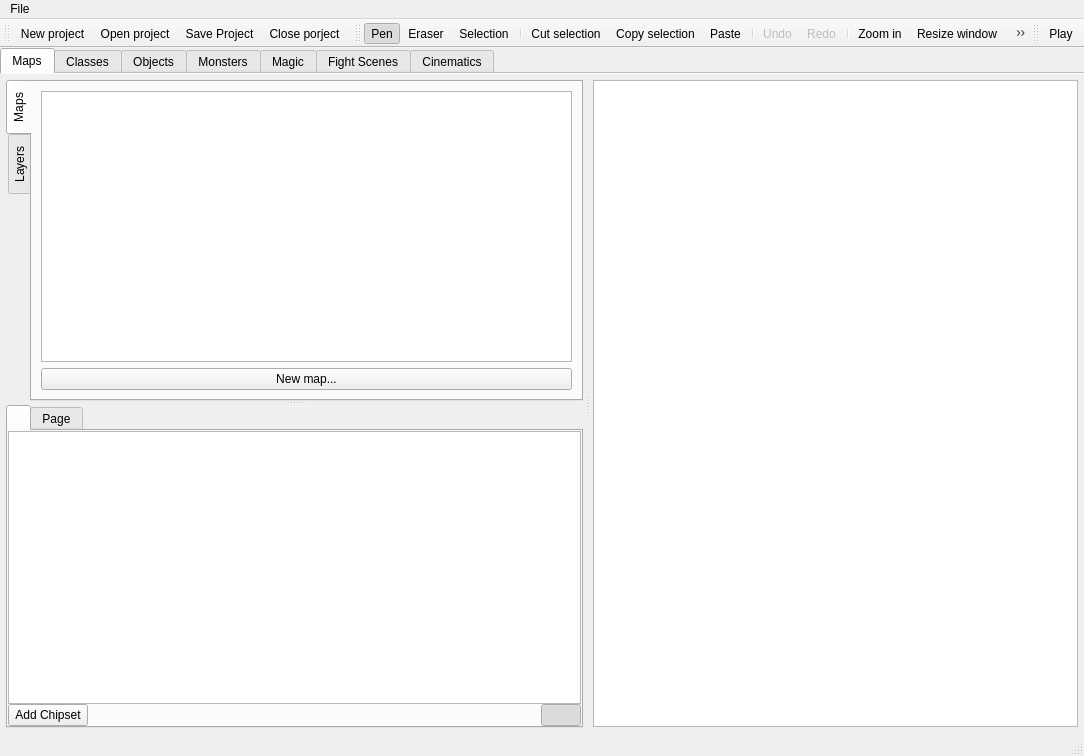
Before: the Qt Designer form forms/GeneralWindow.ui in PtiLuky/dummyeditor, drawn with Qt 5.
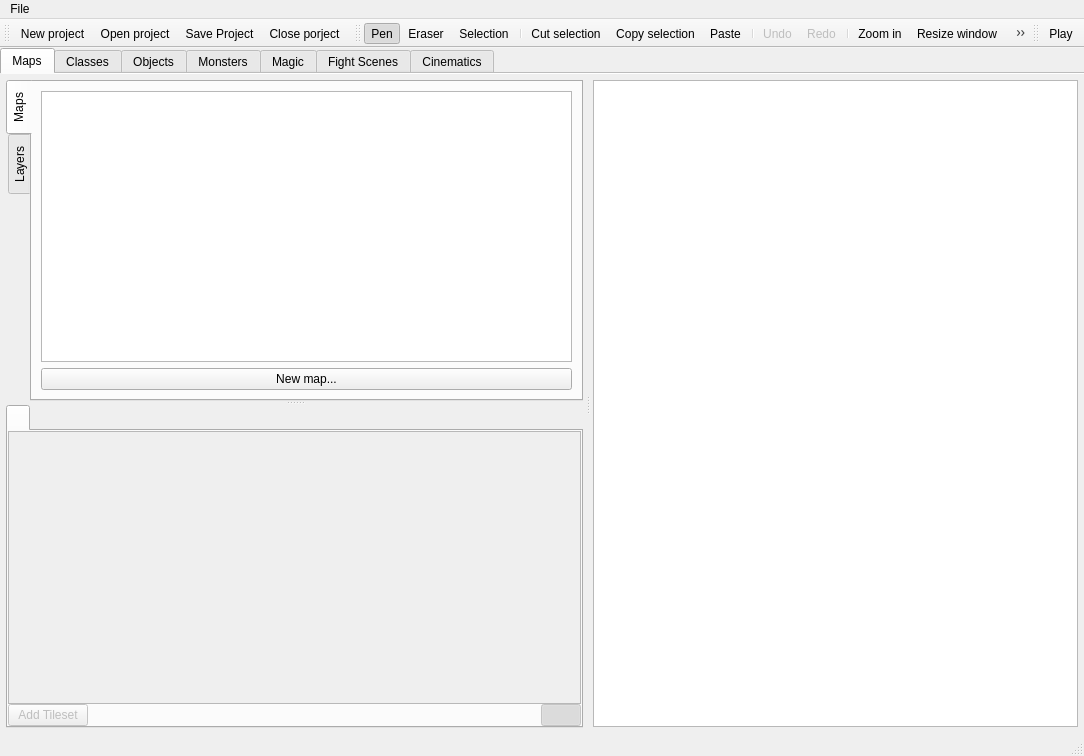
After: the same form once the commit is applied. Icons and pictures are not drawn. Custom widgets are drawn as their Qt base class.

Patch:
```diff
--- a/forms/GeneralWindow.ui
+++ b/forms/GeneralWindow.ui
@@ -123,6 +123,9 @@
             </widget>
            </widget>
            <widget class="QTabWidget" name="chipsets_panel">
+            <property name="enabled">
+             <bool>false</bool>
+            </property>
             <property name="currentIndex">
              <number>0</number>
             </property>
@@ -154,7 +157,7 @@
                 <item>
                  <widget class="QPushButton" name="chipsetAddButton">
                   <property name="text">
-                   <string>Add Chipset</string>
+                   <string>Add Tileset</string>
                   </property>
                  </widget>
                 </item>
@@ -192,11 +195,6 @@
               </item>
              </layout>
             </widget>
-            <widget class="QWidget" name="tab">
-             <attribute name="title">
-              <string>Page</string>
-             </attribute>
-            </widget>
            </widget>
           </widget>
           <widget class="QWidget" name="horizontalWidget" native="true">
```
Left out of the diff: 40 changed lines with no effect on the pictures.
